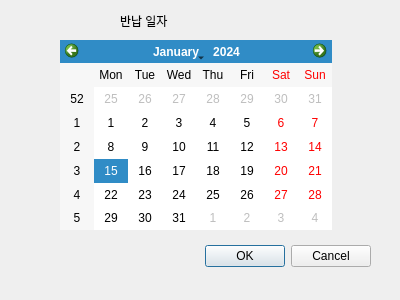
Qt form uis/dialog_loan_book.ui (DaeyeongCho/DataBaseLectureProject) before a commit.
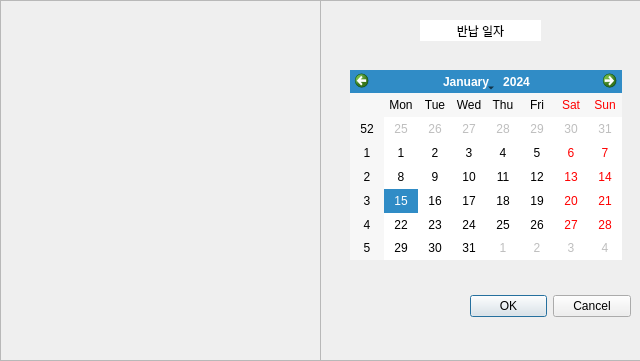
The same form after that commit. Icons and pictures are not drawn.

What changed in the file:
```diff
--- a/uis/dialog_loan_book.ui
+++ b/uis/dialog_loan_book.ui
@@ -6,51 +6,92 @@
    <rect>
     <x>0</x>
     <y>0</y>
-    <width>400</width>
-    <height>300</height>
+    <width>640</width>
+    <height>361</height>
    </rect>
   </property>
   <property name="windowTitle">
    <string>Dialog</string>
   </property>
-  <widget class="QDialogButtonBox" name="buttonBoxAccept">
+  <widget class="QFrame" name="frame">
    <property name="geometry">
     <rect>
-     <x>30</x>
-     <y>240</y>
-     <width>341</width>
-     <height>32</height>
+     <x>0</x>
+     <y>0</y>
+     <width>321</width>
+     <height>361</height>
     </rect>
    </property>
-   <property name="orientation">
-    <enum>Qt::Horizontal</enum>
+   <property name="styleSheet">
+    <string notr="true">border-image : url(C:/Users/jdy08/Visual Studio Code/DataBaseLectureProject/uis/return.png);</string>
    </property>
-   <property name="standardButtons">
-    <set>QDialogButtonBox::Cancel|QDialogButtonBox::Ok</set>
+   <property name="frameShape">
+    <enum>QFrame::StyledPanel</enum>
    </property>
+   <property name="frameShadow">
+    <enum>QFrame::Raised</enum>
+   </property>
   </widget>
-  <widget class="QLabel" name="labelBookName">
+  <widget class="QFrame" name="frame_2">
    <property name="geometry">
     <rect>
-     <x>120</x>
-     <y>10</y>
-     <width>121</width>
-     <height>21</height>
+     <x>320</x>
+     <y>0</y>
+     <width>321</width>
+     <height>361</height>
     </rect>
    </property>
-   <property name="text">
-    <string>반납 일자</string>
+   <property name="frameShape">
+    <enum>QFrame::StyledPanel</enum>
    </property>
-  </widget>
-  <widget class="QCalendarWidget" name="calendarWidgetReturnDate">
-   <property name="geometry">
-    <rect>
-     <x>60</x>
-     <y>40</y>
-     <width>272</width>
-     <height>190</height>
-    </rect>
+   <property name="frameShadow">
+    <enum>QFrame::Raised</enum>
    </property>
+   <widget class="QCalendarWidget" name="calendarWidgetReturnDate">
+    <property name="geometry">
+     <rect>
+      <x>30</x>
+      <y>70</y>
+      <width>272</width>
+      <height>190</height>
+     </rect>
+    </property>
+   </widget>
+   <widget class="QLabel" name="labelBookName">
+    <property name="geometry">
+     <rect>
+      <x>100</x>
+      <y>20</y>
+      <width>121</width>
+      <height>21</height>
+     </rect>
+    </property>
+    <property name="styleSheet">
+     <string notr="true">background-color:white;</string>
+    </property>
+    <property name="text">
+     <string>반납 일자</string>
+    </property>
+    <property name="alignment">
+     <set>Qt::AlignCenter</set>
+    </property>
+   </widget>
+   <widget class="QDialogButtonBox" name="buttonBoxAccept">
+    <property name="geometry">
+     <rect>
+      <x>150</x>
+      <y>290</y>
+      <width>161</width>
+      <height>32</height>
+     </rect>
+    </property>
+    <property name="orientation">
+     <enum>Qt::Horizontal</enum>
+    </property>
+    <property name="standardButtons">
+     <set>QDialogButtonBox::Cancel|QDialogButtonBox::Ok</set>
+    </property>
+   </widget>
   </widget>
  </widget>
  <resources/>
```
